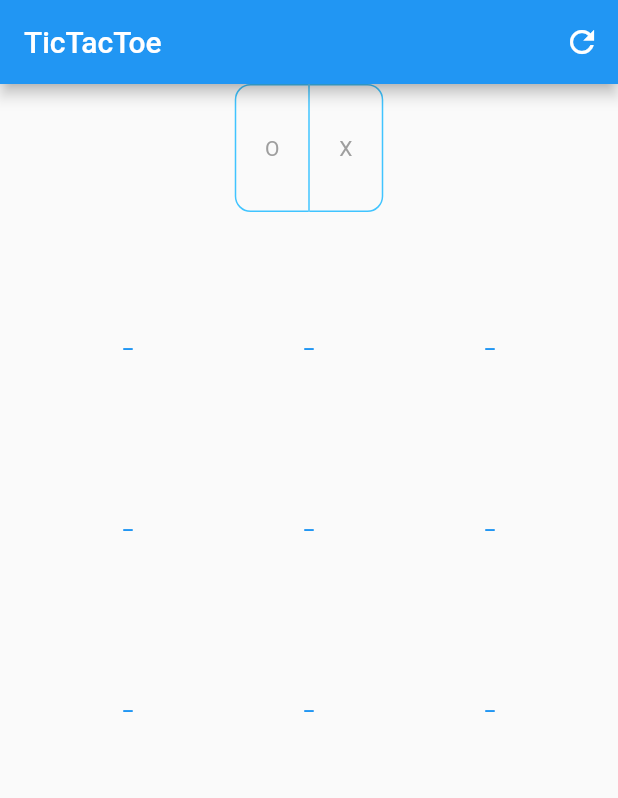
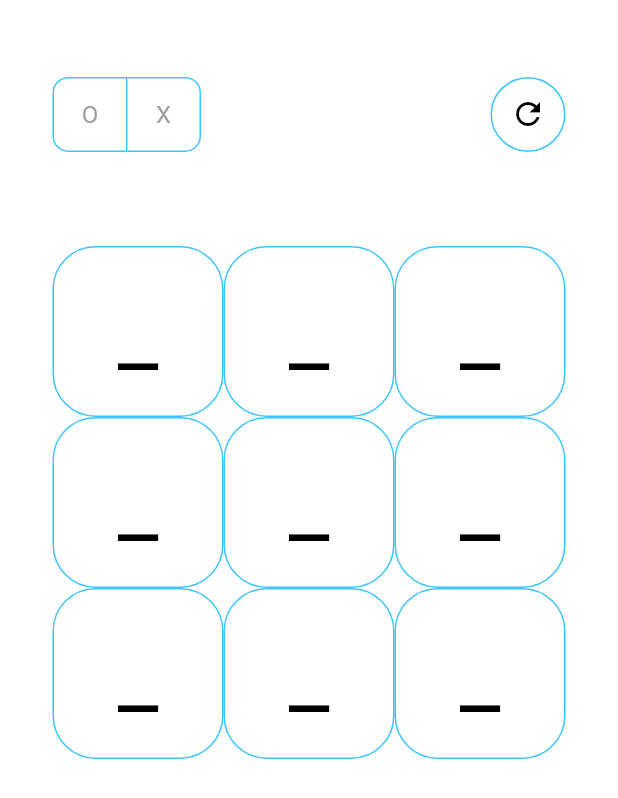
Before and after one commit to bruhfessional/tictactoe, a Flutter app: the screen it shows after launch, after a tap on the "refresh" icon, on a phone screen of 412 x 824 dp. Shown: the top 798 px of the screen. Run offline on Flutter 3.47's test engine with Material 2 defaults, Android fonts, the phone set to English and light mode, and no system bars; our stand-ins replace bloc, equatable, flutter_bloc, flutter_screenutil.

Commit message:
- Добавил темы и цвета, но пока не использую. - добавил изменение роли после нажатие на клетку

```diff
--- /dev/null
+++ b/lib/app_colors.dart
@@ -0,0 +1,15 @@
+import 'package:flutter/material.dart';
+
+class AppColors {
+  static const amber = Color(0xFFFFC107);
+  static const black = Color(0xFF000000);
+  static const blue = Color(0xFF005586);
+  static const grayLight = Color(0xFF98989A);
+  static const grayDark = Color(0xFF424242);
+  static const green = Color(0xFF1BE400);
+  static const milkLight = Color(0xFFF5F5F5);
+  static const milkDark = Color(0xFFE6E6E6);
+  static const red = Color(0xFFC51D34);
+  static const transparent = Color(0x00000000);
+  static const white = Color(0xFFFFFFFF);
+}
--- /dev/null
+++ b/lib/app_theme.dart
@@ -0,0 +1,157 @@
+import 'package:flutter/material.dart';
+import 'package:flutter_screenutil/flutter_screenutil.dart';
+import 'package:tictactoe/app_colors.dart';
+
+enum MyTheme {
+  dark,
+  light,
+  system,
+}
+
+class AppTheme {
+  static MyTheme _currentTheme = MyTheme.system;
+  static ThemeData context = ThemeData();
+  static double borderRadius = 0.sp;
+
+  static ThemeData _light() {
+    borderRadius = 25.sp;
+    return ThemeData(
+      brightness: Brightness.light,
+      colorScheme: ColorScheme.fromSwatch().copyWith(
+        primary: AppColors.grayDark,
+        primaryContainer: AppColors.grayLight,
+        onPrimary: AppColors.white,
+        secondary: AppColors.milkDark,
+        secondaryContainer: AppColors.milkLight,
+        onSecondary: AppColors.black,
+        tertiaryContainer: AppColors.black,
+        onTertiary: AppColors.white,
+      ),
+      elevatedButtonTheme: ElevatedButtonThemeData(
+        style: ElevatedButton.styleFrom(
+          alignment: Alignment.center,
+          padding: EdgeInsets.all(10.sp),
+          splashFactory: NoSplash.splashFactory,
+          shape: RoundedRectangleBorder(
+            borderRadius: BorderRadius.circular(borderRadius),
+            side: BorderSide(
+              color: AppColors.white,
+              width: 1.sp,
+              style: BorderStyle.none,
+            ),
+          ),
+        ),
+      ),
+      iconTheme: const IconThemeData(color: AppColors.black),
+      textTheme: TextTheme(
+        bodyMedium: TextStyle(
+          color: AppColors.black,
+          fontSize: 14.sp,
+          fontWeight: FontWeight.normal,
+        ),
+        titleMedium: TextStyle(
+          color: AppColors.black,
+          fontSize: 14.sp,
+          fontWeight: FontWeight.normal,
+        ),
+      ),
+      shadowColor: AppColors.black,
+      dialogBackgroundColor: AppColors.white,
+      dialogTheme: DialogTheme(
+        shape: RoundedRectangleBorder(
+          borderRadius: BorderRadius.circular(AppTheme.borderRadius),
+        ),
+      ),
+      scaffoldBackgroundColor: AppColors.white,
+    );
+  }
+
+  static ThemeData _dark() {
+    borderRadius = 25.sp;
+    return ThemeData(
+      colorScheme: ColorScheme.fromSwatch().copyWith(
+        brightness: Brightness.dark,
+        primary: AppColors.grayDark,
+        primaryContainer: AppColors.white,
+        onPrimary: AppColors.white,
+        secondary: AppColors.grayDark,
+        secondaryContainer: AppColors.grayLight,
+        onSecondary: AppColors.black,
+        tertiaryContainer: AppColors.white,
+        onTertiary: AppColors.black,
+      ),
+      elevatedButtonTheme: ElevatedButtonThemeData(
+        style: ElevatedButton.styleFrom(
+          alignment: Alignment.center,
+          padding: EdgeInsets.all(10.sp),
+          splashFactory: NoSplash.splashFactory,
+          shape: RoundedRectangleBorder(
+            borderRadius: BorderRadius.circular(borderRadius),
+            side: BorderSide(
+              color: AppColors.white,
+              width: 1.sp,
+              style: BorderStyle.solid,
+            ),
+          ),
+        ),
+      ),
+      iconTheme: const IconThemeData(color: AppColors.white),
+      textTheme: TextTheme(
+        bodyMedium: TextStyle(
+          color: AppColors.white,
+          fontSize: 14.sp,
+          fontWeight: FontWeight.normal,
+        ),
+        titleMedium: TextStyle(
+          color: AppColors.white,
+          fontSize: 14.sp,
+          fontWeight: FontWeight.normal,
+        ),
+      ),
+      shadowColor: AppColors.black,
+      dialogBackgroundColor: AppColors.grayLight,
+      dialogTheme: DialogTheme(
+        shape: RoundedRectangleBorder(
+          borderRadius: BorderRadius.circular(AppTheme.borderRadius),
+        ),
+        titleTextStyle: TextStyle(
+          fontSize: 18.sp,
+          color: AppColors.black,
+        ),
+      ),
+      scaffoldBackgroundColor: AppColors.black,
+    );
+  }
+
+  static ThemeData get lightTheme => _light();
+
+  static ThemeData get darkTheme => _dark();
+
+  static ThemeMode currentMode() {
+    switch (_currentTheme) {
+      case MyTheme.dark:
+        return ThemeMode.dark;
+      case MyTheme.light:
+        return ThemeMode.light;
+      case MyTheme.system:
+      default:
+        return ThemeMode.system;
+    }
+  }
+
+  static void changeTheme(MyTheme theme) {
+    switch (theme) {
+      case MyTheme.dark:
+        _currentTheme = MyTheme.dark;
+        break;
+      case MyTheme.light:
+        _currentTheme = MyTheme.light;
+        break;
+      case MyTheme.system:
+      default:
+        _currentTheme = MyTheme.system;
+        // добавить проверку на системную
+        break;
+    }
+  }
+}
--- a/lib/game_models.dart
+++ b/lib/game_role.dart
@@ -1,20 +1,20 @@
 import 'package:equatable/equatable.dart';
 
-enum GameModelsEnum {
+enum GameRoleEnum {
   empty,
   cross,
   circle;
 
-  String getSign() {
+  String toSign() {
     String result = '';
     switch (this) {
-      case GameModelsEnum.empty:
+      case GameRoleEnum.empty:
         result = '_';
         break;
-      case GameModelsEnum.cross:
+      case GameRoleEnum.cross:
         result = 'X';
         break;
-      case GameModelsEnum.circle:
+      case GameRoleEnum.circle:
         result = 'O';
         break;
     }
@@ -22,22 +22,22 @@ enum GameModelsEnum {
   }
 }
 
-class GameModels extends Equatable {
-  final List<GameModelsEnum> modelList;
+class GameRoles extends Equatable {
+  final List<GameRoleEnum> roleList;
 
-  const GameModels({required this.modelList});
+  const GameRoles({required this.roleList});
 
   String toSign() {
     String result = '';
-    for (GameModelsEnum enumModel in modelList) {
+    for (GameRoleEnum enumModel in roleList) {
       switch (enumModel) {
-        case GameModelsEnum.empty:
+        case GameRoleEnum.empty:
           result += '_';
           break;
-        case GameModelsEnum.cross:
+        case GameRoleEnum.cross:
           result += 'X';
           break;
-        case GameModelsEnum.circle:
+        case GameRoleEnum.circle:
           result += 'O';
           break;
       }
@@ -46,5 +46,5 @@ class GameModels extends Equatable {
   }
 
   @override
-  List<Object?> get props => modelList;
+  List<Object?> get props => roleList;
 }
--- a/lib/grid_cubit.dart
+++ b/lib/grid_cubit.dart
@@ -1,18 +1,18 @@
 import 'package:bloc/bloc.dart';
-import 'package:tictactoe/game_models.dart';
+import 'package:tictactoe/game_role.dart';
 
-class GridCubit extends Cubit<GameModels> {
-  GridCubit() : super(GameModels(modelList: List.filled(9, GameModelsEnum.empty)));
+class GridCubit extends Cubit<GameRoles> {
+  GridCubit() : super(GameRoles(roleList: List.filled(9, GameRoleEnum.empty)));
 
-  void setGrid(int gridNumber, GameModelsEnum model) {
-    List<GameModelsEnum> newList = List.of(state.modelList);
-    newList[gridNumber] = model;
-    emit(GameModels(modelList: newList));
-    print('gridState: ${state.toSign()}');
+  void setGrid(int gridNumber, GameRoleEnum role) {
+    List<GameRoleEnum> newList = List.of(state.roleList);
+    newList[gridNumber] = role;
+    emit(GameRoles(roleList: newList));
+    print('gridState: ${state.toSign()}  (${role.toSign()})');
   }
 
   void clearGrid() {
-    emit(GameModels(modelList: List.filled(9, GameModelsEnum.empty)));
-    print('gridState: ${state.toSign()}');
+    emit(GameRoles(roleList: List.filled(9, GameRoleEnum.empty)));
+    print('gridState: ${state.toSign()}  (${GameRoleEnum.empty.toSign()})');
   }
 }
--- a/lib/grid_page.dart
+++ b/lib/grid_page.dart
@@ -1,8 +1,10 @@
 import 'package:flutter/material.dart';
 import 'package:flutter_bloc/flutter_bloc.dart';
-import 'package:tictactoe/game_models.dart';
+import 'package:flutter_screenutil/flutter_screenutil.dart';
+import 'package:tictactoe/app_theme.dart';
+import 'package:tictactoe/game_role.dart';
 import 'package:tictactoe/grid_cubit.dart';
-import 'package:tictactoe/model_cubit.dart';
+import 'package:tictactoe/game_role_cubit.dart';
 
 class GridPage extends StatelessWidget {
   const GridPage({super.key});
@@ -10,30 +12,27 @@ class GridPage extends StatelessWidget {
   @override
   Widget build(BuildContext context) {
     return Scaffold(
-      appBar: AppBar(
-        title: const Text('TicTacToe'),
-        actions: [
-          IconButton(
-              onPressed: () {
-                context.read<GridCubit>().clearGrid();
-                context.read<ModelCubit>().setModel(GameModelsEnum.empty);
-              },
-              icon: const Icon(Icons.refresh_outlined))
-        ],
-      ),
-      body: Column(
+      resizeToAvoidBottomInset: false,
+      // extendBodyBehindAppBar: false,
+      // primary: true,
+      body: Container(
+        padding: const EdgeInsets.all(35),
+        child: Column(
           children: [
             Expanded(
               flex: 1,
-            child: BlocBuilder<ModelCubit, GameModelsEnum>(
-              builder: (BuildContext context, GameModelsEnum state) {
+              child: Row(
+                mainAxisAlignment: MainAxisAlignment.spaceBetween,
+                children: [
+                  BlocBuilder<GameRoleCubit, GameRoleEnum>(
+                    builder: (BuildContext context, GameRoleEnum state) {
                       return ToggleButtons(
                         isSelected: _isSelected(state),
                         color: Colors.grey,
-                  selectedColor: Colors.red,
+                        selectedColor: Colors.black,
                         fillColor: Colors.lightBlueAccent,
                         borderColor: Colors.lightBlueAccent,
-                  selectedBorderColor: Colors.red,
+                        selectedBorderColor: Colors.black,
                         borderRadius: const BorderRadius.all(Radius.circular(10)),
                         children: const [
                           Text('O'),
@@ -41,53 +40,88 @@ class GridPage extends StatelessWidget {
                         ],
                         onPressed: (int index) {
                           context
-                        .read<ModelCubit>()
-                        .setModel(index == 0 ? GameModelsEnum.circle : GameModelsEnum.cross);
+                              .read<GameRoleCubit>()
+                              .setModel(index == 0 ? GameRoleEnum.circle : GameRoleEnum.cross);
                         },
                       );
                     },
                   ),
+                  Container(
+                    decoration: BoxDecoration(
+                      borderRadius: BorderRadius.circular(AppTheme.borderRadius),
+                      border: Border.all(
+                        style: BorderStyle.solid,
+                        color: Colors.lightBlueAccent,
+                        // strokeAlign: 2,
                       ),
+                    ),
+                    child: IconButton(
+                        onPressed: () {
+                          context.read<GridCubit>().clearGrid();
+                          context.read<GameRoleCubit>().setModel(GameRoleEnum.empty);
+                        },
+                        icon: const Icon(Icons.refresh_outlined)),
+                  ),
+                ],
+              ),
+            ),
+            SizedBox(height: 10.sp),
             Expanded(
               flex: 8,
-            child: Padding(
-              padding: const EdgeInsets.all(25),
-              child: BlocBuilder<GridCubit, GameModels>(
+              child: BlocBuilder<GridCubit, GameRoles>(
                 builder: (context, values) {
-                  return GridView(
-                    gridDelegate: const SliverGridDelegateWithFixedCrossAxisCount(
+                  return GridView.count(
+                    // physics: const NeverScrollableScrollPhysics(),
+                    shrinkWrap: true,
+                    padding: const EdgeInsets.only(top: 35),
                     crossAxisCount: 3,
-                    ),
                     children: List.generate(
                       9,
-                      (index) => TextButton(
-                        onPressed: () {
+                      (index) => GestureDetector(
+                        onTapUp: (details) {
                           context
                               .read<GridCubit>()
-                              .setGrid(index, context.read<ModelCubit>().state);
+                              .setGrid(index, context.read<GameRoleCubit>().state);
+                          context.read<GameRoleCubit>().setOppositeModel();
                         },
-                        child: Text(values.modelList[index].getSign()),
+                        child: Container(
+                          padding: EdgeInsets.all(10.sp),
+                          decoration: BoxDecoration(
+                            borderRadius: BorderRadius.circular(AppTheme.borderRadius),
+                            border: Border.all(
+                              style: BorderStyle.solid,
+                              color: Colors.lightBlueAccent,
+                              // strokeAlign: 2,
+                            ),
+                          ),
+                          child: Center(
+                            child: Text(
+                              values.roleList[index].toSign(),
+                              style: const TextStyle(fontSize: 60),
+                            ),
+                          ),
+                        ),
                       ),
                     ),
                   );
                 },
               ),
             ),
+          ],
         ),
-        ],
       ),
     );
   }
 
-  List<bool> _isSelected(GameModelsEnum state) {
+  List<bool> _isSelected(GameRoleEnum state) {
     List<bool> result = [false, false];
     switch (state) {
-      case GameModelsEnum.empty:
+      case GameRoleEnum.empty:
         break;
-      case GameModelsEnum.cross:
+      case GameRoleEnum.cross:
         result = [false, true];
         break;
-      case GameModelsEnum.circle:
+      case GameRoleEnum.circle:
         result = [true, false];
         break;
     }
--- a/lib/main.dart
+++ b/lib/main.dart
@@ -1,22 +1,31 @@
 import 'package:flutter/material.dart';
 import 'package:flutter_bloc/flutter_bloc.dart';
+import 'package:flutter_screenutil/flutter_screenutil.dart';
+import 'package:tictactoe/app_theme.dart';
 import 'package:tictactoe/grid_cubit.dart';
 import 'package:tictactoe/grid_page.dart';
-import 'package:tictactoe/model_cubit.dart';
+import 'package:tictactoe/game_role_cubit.dart';
 
-void main() => runApp(const TicTacToe());
+void main() => runApp(ScreenUtilInit(
+      designSize: const Size(360, 690),
+      minTextAdapt: true,
+      splitScreenMode: true,
+      builder: (context, child) => const TicTacToe(),
+    ));
 
 class TicTacToe extends StatelessWidget {
   const TicTacToe({super.key});
 
   @override
   Widget build(BuildContext context) {
+    WidgetsFlutterBinding.ensureInitialized();
     return MaterialApp(
+      theme: AppTheme.lightTheme,
       debugShowCheckedModeBanner: false,
       home: MultiBlocProvider(
         providers: [
           BlocProvider(create: (_) => GridCubit()),
-          BlocProvider(create: (_) => ModelCubit()),
+          BlocProvider(create: (_) => GameRoleCubit()),
         ],
         child: const GridPage(),
       ),
--- a/lib/model_cubit.dart
+++ /dev/null
@@ -1,12 +0,0 @@
-import 'package:flutter_bloc/flutter_bloc.dart';
-import 'package:tictactoe/game_models.dart';
-
-class ModelCubit extends Cubit<GameModelsEnum> {
-  ModelCubit() : super(GameModelsEnum.empty);
-
-  void setModel(GameModelsEnum model) {
-    emit(model);
-  }
-
-  List<bool> selectedModel = [];
-}
--- a/pubspec.yaml
+++ b/pubspec.yaml
@@ -10,6 +10,7 @@ dependencies:
   flutter:
     sdk: flutter
   flutter_bloc: ^8.1.3
+  flutter_screenutil: ^5.9.0
 dev_dependencies:
   flutter_test:
     sdk: flutter
```
Also changed, not shown: lib/game_role_cubit.dart (added, +27 -0 lines), pubspec.lock. Lines whose indentation alone changed are shown as unchanged.
